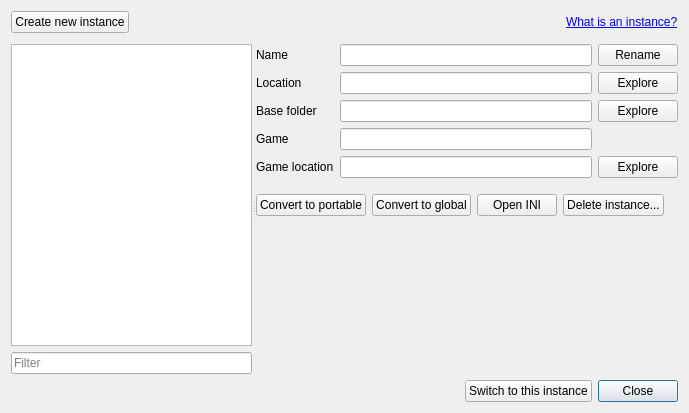
Holt59/mo2-merge, file modorganizer/src/instancemanagerdialog.ui: the form before one commit.
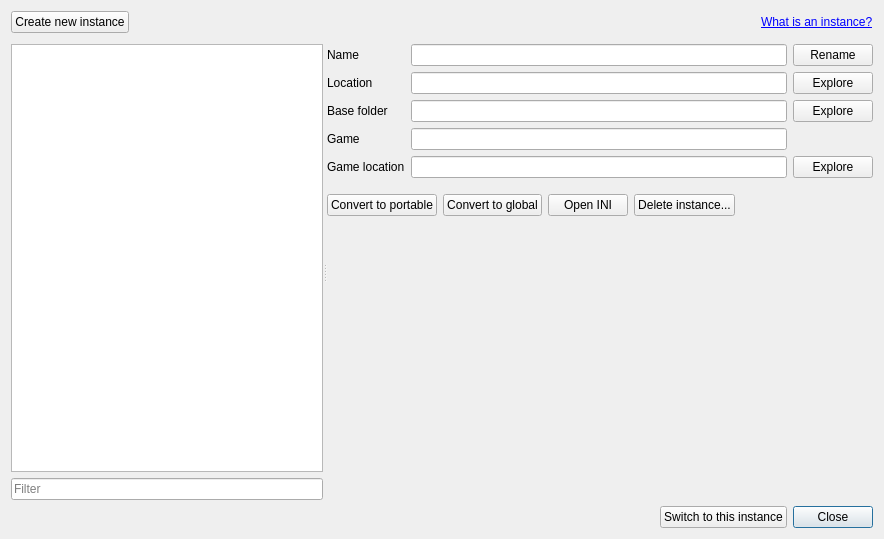
The form after the commit. Icons and pictures are not drawn. Custom widgets are drawn as their Qt base class.

Commit message: [modorganizer] larger initial size for the instance dialog save geometry if settings are available

What changed in the file:
```diff
--- a/modorganizer/src/instancemanagerdialog.ui
+++ b/modorganizer/src/instancemanagerdialog.ui
@@ -6,8 +6,8 @@
    <rect>
     <x>0</x>
     <y>0</y>
-    <width>689</width>
-    <height>413</height>
+    <width>884</width>
+    <height>539</height>
    </rect>
   </property>
   <property name="windowTitle">
```
The commit also changes 4 other files.
